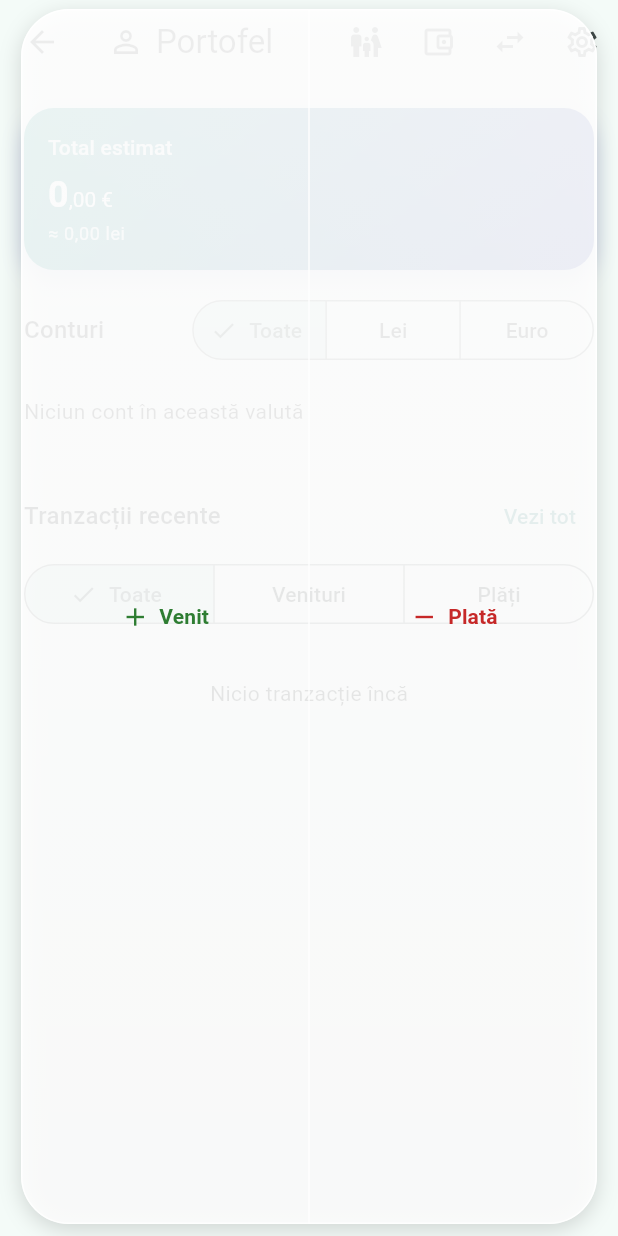
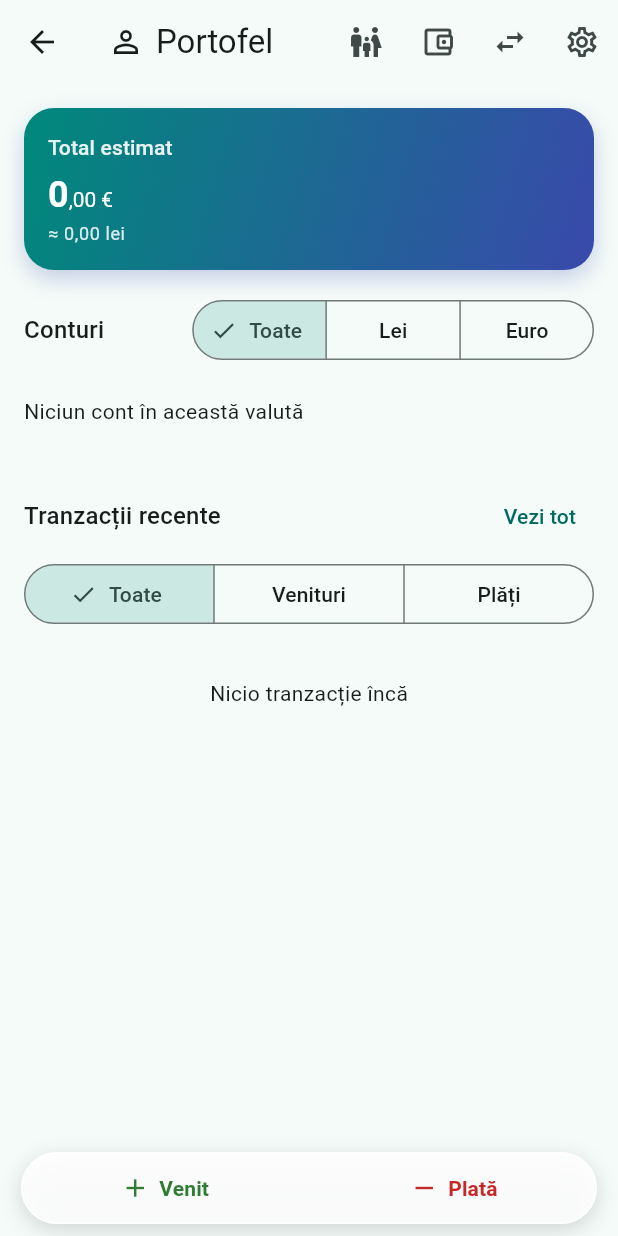
Before and after one commit to kappado2000/portofel, a Flutter app: the HomeScreen screen opened directly, on a phone screen of 412 x 824 dp. Run offline on Flutter 3.47's test engine with Material 3 defaults, Android fonts, the phone set to English and light mode, and no system bars; our stand-ins replace hive_flutter, local_auth, pdf, printing, share_plus; missing offline and left inert: excel; accounts and stored records are empty.

Commit message:
Restructurează banerul Venit/Plată: Stack peste listă, fără extendBody
Fix-urile anterioare (eliminarea blur-ului) au redus problema doar parțial —
tot ecranul rămânea albit/spălat din cauza combinației extendBody + widget
semi-transparent în bottomNavigationBar (bug de compunere Impeller pe iOS).
Banerul e acum un widget normal poziționat peste listă printr-un Stack, fără
nicio interacțiune specială de compunere la nivel de Scaffold.

Co-Authored-By: Claude Sonnet 5 <noreply@anthropic.com>

```diff
--- a/lib/screens/home_screen.dart
+++ b/lib/screens/home_screen.dart
@@ -110,9 +110,14 @@ class _HomeScreenState extends State<HomeScreen> {
           ),
         ],
       ),
-      extendBody: true,
-      bottomNavigationBar: _venitPlataBar(context),
-      body: ListView(
+      // Banerul Venit/Plată nu mai e bottomNavigationBar + extendBody: pe iOS
+      // (Impeller), acea combinație producea un bug de randare în care fundalul
+      // semi-transparent al banerului se întindea peste tot ecranul. Suprapus
+      // direct peste listă printr-un Stack, banerul e doar un widget obișnuit
+      // poziționat deasupra, fără nicio interacțiune specială de compunere.
+      body: Stack(
+        children: [
+          ListView(
             padding: const EdgeInsets.all(16),
             children: [
               Container(
@@ -124,13 +129,15 @@ class _HomeScreenState extends State<HomeScreen> {
                     children: [
                       Text(
                         'Total estimat',
-                    style: Theme.of(context).textTheme.titleSmall
-                        ?.copyWith(color: Colors.white.withValues(alpha: 0.9)),
+                        style: Theme.of(context).textTheme.titleSmall?.copyWith(
+                          color: Colors.white.withValues(alpha: 0.9),
+                        ),
                       ),
                       const SizedBox(height: 6),
                       AmountText(
                         '${formatNumber(provider.totalInEur())} €',
-                    style: Theme.of(context).textTheme.headlineSmall?.copyWith(
+                        style: Theme.of(context).textTheme.headlineSmall
+                            ?.copyWith(
                               fontWeight: FontWeight.bold,
                               color: Colors.white,
                             ),
@@ -138,8 +145,9 @@ class _HomeScreenState extends State<HomeScreen> {
                       const SizedBox(height: 2),
                       Text(
                         '≈ ${formatNumber(provider.totalInRon())} lei',
-                    style: Theme.of(context).textTheme.bodySmall
-                        ?.copyWith(color: Colors.white.withValues(alpha: 0.85)),
+                        style: Theme.of(context).textTheme.bodySmall?.copyWith(
+                          color: Colors.white.withValues(alpha: 0.85),
+                        ),
                       ),
                     ],
                   ),
@@ -149,21 +157,28 @@ class _HomeScreenState extends State<HomeScreen> {
               Row(
                 mainAxisAlignment: MainAxisAlignment.spaceBetween,
                 children: [
-              Text('Conturi', style: Theme.of(context).textTheme.titleMedium),
+                  Text(
+                    'Conturi',
+                    style: Theme.of(context).textTheme.titleMedium,
+                  ),
                   SegmentedButton<_CurrencyFilter>(
                     segments: const [
                       ButtonSegment(
                         value: _CurrencyFilter.all,
                         label: Text('Toate'),
                       ),
-                  ButtonSegment(value: _CurrencyFilter.ron, label: Text('Lei')),
+                      ButtonSegment(
+                        value: _CurrencyFilter.ron,
+                        label: Text('Lei'),
+                      ),
                       ButtonSegment(
                         value: _CurrencyFilter.eur,
                         label: Text('Euro'),
                       ),
                     ],
                     selected: {_filter},
-                onSelectionChanged: (s) => setState(() => _filter = s.first),
+                    onSelectionChanged: (s) =>
+                        setState(() => _filter = s.first),
                   ),
                 ],
               ),
@@ -217,7 +232,10 @@ class _HomeScreenState extends State<HomeScreen> {
               SegmentedButton<_TxFilter>(
                 segments: const [
                   ButtonSegment(value: _TxFilter.all, label: Text('Toate')),
-              ButtonSegment(value: _TxFilter.income, label: Text('Venituri')),
+                  ButtonSegment(
+                    value: _TxFilter.income,
+                    label: Text('Venituri'),
+                  ),
                   ButtonSegment(value: _TxFilter.expense, label: Text('Plăți')),
                 ],
                 selected: {_txFilter},
@@ -237,10 +255,17 @@ class _HomeScreenState extends State<HomeScreen> {
                     index: e.$1 + 1,
                   ),
                 ),
-          // Spațiu ca ultimele elemente să nu rămână ascunse sub banerul
-          // plutitor Venit/Plată (extendBody face conținutul să treacă pe
-          // sub el).
-          SizedBox(height: MediaQuery.paddingOf(context).bottom + 8),
+              // Spațiu ca ultimele elemente să nu rămână ascunse sub
+              // banerul plutitor Venit/Plată, suprapus peste listă.
+              SizedBox(height: MediaQuery.paddingOf(context).bottom + 80),
+            ],
+          ),
+          Positioned(
+            left: 0,
+            right: 0,
+            bottom: 0,
+            child: _venitPlataBar(context),
+          ),
         ],
       ),
     );
```
Lines whose indentation alone changed are shown as unchanged.
